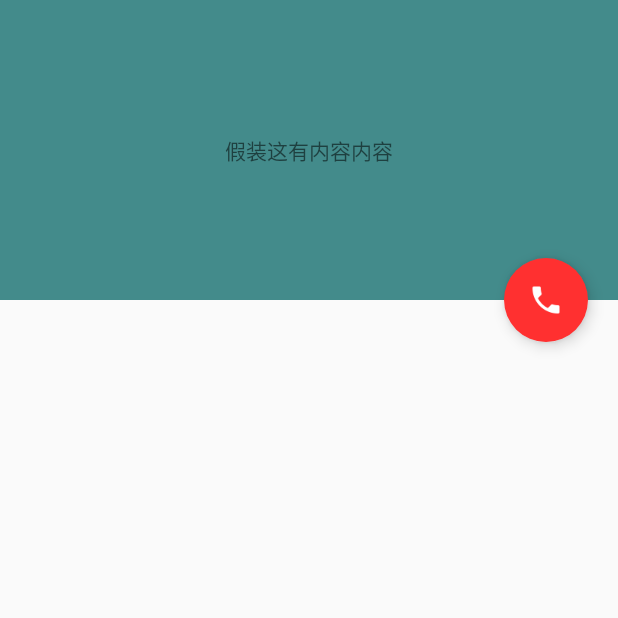
After one commit to AngleLong/NewMaterialDesign, an Android app: the FABActivity screen opened directly, with no data from a screen before it, on a phone screen of 412 x 824 dp, the top half of it. The commit adds this screen. Run offline under Robolectric (Android 15) with nearby library versions, the phone set to English and light mode, and no system bars.

Commit message:
'添加了关于FloatingActionBar的使用'

```diff
--- a/app/src/main/AndroidManifest.xml
+++ b/app/src/main/AndroidManifest.xml
@@ -26,7 +26,9 @@
         <activity android:name=".animation.TransitionManagerActivity" />
         <activity android:name=".animation.HandleViewActivity" />
         <activity android:name=".animation.SceneActivity" />
-        <activity android:name=".animation.SharedActivity"></activity>
+        <activity android:name=".animation.SharedActivity" />
+        <activity android:name=".fab.FABActivity" />
+        <activity android:name=".fab.FABAndRecyclerViewActivity"></activity>
     </application>
 
 </manifest>
--- /dev/null
+++ b/app/src/main/java/com/jinlong/newmaterialdesign/fab/FABActivity.java
@@ -0,0 +1,31 @@
+package com.jinlong.newmaterialdesign.fab;
+
+import android.support.design.widget.FloatingActionButton;
+import android.support.v7.app.AppCompatActivity;
+import android.os.Bundle;
+import android.view.View;
+
+import com.jinlong.newmaterialdesign.R;
+
+/**
+ * FAB的演示
+ */
+public class FABActivity extends AppCompatActivity {
+
+    @Override
+    protected void onCreate(Bundle savedInstanceState) {
+        super.onCreate(savedInstanceState);
+        setContentView(R.layout.activity_fab);
+
+        final FloatingActionButton fab = findViewById(R.id.lyj_showbut);
+        fab.post(new Runnable() {
+            @Override
+            public void run() {
+                fab.animate()
+                        .scaleX(1)
+                        .scaleY(1)
+                        .start();
+            }
+        });
+    }
+}
--- /dev/null
+++ b/app/src/main/res/layout/activity_fab.xml
@@ -0,0 +1,87 @@
+<?xml version="1.0" encoding="utf-8"?>
+<android.support.design.widget.CoordinatorLayout xmlns:android="http://schemas.android.com/apk/res/android"
+    xmlns:app="http://schemas.android.com/apk/res-auto"
+    android:layout_width="match_parent"
+    android:layout_height="match_parent">
+
+    <!--<android.support.design.widget.AppBarLayout-->
+    <!--android:id="@+id/appbar"-->
+    <!--android:layout_width="match_parent"-->
+    <!--android:layout_height="200dp"-->
+    <!--android:fitsSystemWindows="true"-->
+    <!--android:theme="@style/ThemeOverlay.AppCompat.Dark.ActionBar">-->
+
+    <!--<android.support.design.widget.CollapsingToolbarLayout-->
+    <!--android:id="@+id/collapsing_toolbar"-->
+    <!--android:layout_width="match_parent"-->
+    <!--android:layout_height="match_parent"-->
+    <!--android:fitsSystemWindows="true"-->
+    <!--app:contentScrim="?attr/colorPrimary"-->
+    <!--app:expandedTitleMarginEnd="64dp"-->
+    <!--app:expandedTitleMarginStart="48dp"-->
+    <!--app:layout_scrollFlags="scroll|exitUntilCollapsed">-->
+
+    <!--<android.support.v7.widget.Toolbar-->
+    <!--android:id="@+id/toolbar"-->
+    <!--android:layout_width="match_parent"-->
+    <!--android:layout_height="?attr/actionBarSize"-->
+    <!--app:layout_collapseMode="pin"-->
+    <!--app:popupTheme="@style/ThemeOverlay.AppCompat.Light" />-->
+
+    <!--<ImageView-->
+    <!--android:id="@+id/lyj_image"-->
+    <!--android:layout_width="match_parent"-->
+    <!--android:layout_height="200dp"-->
+    <!--android:fitsSystemWindows="true"-->
+    <!--android:scaleType="centerCrop"-->
+    <!--app:layout_collapseMode="parallax" />-->
+
+    <!--</android.support.design.widget.CollapsingToolbarLayout>-->
+
+    <!--</android.support.design.widget.AppBarLayout>-->
+
+
+    <!--<android.support.v4.widget.NestedScrollView-->
+    <!--android:layout_width="match_parent"-->
+    <!--android:layout_height="match_parent"-->
+    <!--android:fillViewport="true"-->
+    <!--app:layout_behavior="@string/appbar_scrolling_view_behavior">-->
+
+    <!--<TextView-->
+    <!--android:layout_width="wrap_content"-->
+    <!--android:layout_height="wrap_content"-->
+    <!--android:text="这是什么鬼这是什么鬼这是什么鬼这是什么鬼这是什么鬼这是什么鬼这是什么鬼这是什么鬼这是什么鬼这是什么鬼这是什么鬼这是什么鬼这是什么鬼这是什么鬼这是什么鬼这是什么鬼这是什么鬼这是什么鬼这是什么鬼这是什么鬼这是什么鬼这是什么鬼这是什么鬼这是什么鬼这是什么鬼这是什么鬼这是什么鬼这是什么鬼这是什么鬼这是什么鬼这是什么鬼这是什么鬼这是什么鬼这是什么鬼这是什么鬼这是什么鬼这是什么鬼这是什么鬼这是什么鬼这是什么鬼这是什么鬼这是什么鬼这是什么鬼这是什么鬼这是什么鬼这是什么鬼这是什么鬼这是什么鬼这是什么鬼这是什么鬼这是什么鬼这是什么鬼这是什么鬼这是什么鬼这是什么鬼这是什么鬼这是什么鬼这是什么鬼这是什么鬼这是什么鬼这是什么鬼这是什么鬼这是什么鬼这是什么鬼这是什么鬼这是什么鬼这是什么鬼这是什么鬼这是什么鬼这是什么鬼这是什么鬼这是什么鬼这是什么鬼这是什么鬼这是什么鬼这是什么鬼这是什么鬼这是什么鬼这是什么鬼这是什么鬼这是什么鬼这是什么鬼这是什么鬼这是什么鬼这是什么鬼这是什么鬼这是什么鬼这是什么鬼这是什么鬼这是什么鬼这是什么鬼这是什么鬼这是什么鬼这是什么鬼这是什么鬼这是什么鬼这是什么鬼这是什么鬼这是什么鬼这是什么鬼这是什么鬼这是什么鬼这是什么鬼这是什么鬼这是什么鬼这是什么鬼这是什么鬼这是什么鬼这是什么鬼这是什么鬼这是什么鬼这是什么鬼这是什么鬼这是什么鬼这是什么鬼这是什么鬼这是什么鬼这是什么鬼这是什么鬼这是什么鬼这是什么鬼这是什么鬼这是什么鬼这是什么鬼这是什么鬼这是什么鬼这是什么鬼这是什么鬼这是什么鬼这是什么鬼这是什么鬼这是什么鬼这是什么鬼这是什么鬼这是什么鬼这是什么鬼这是什么鬼这是什么鬼这是什么鬼这是什么鬼这是什么鬼这是什么鬼这是什么鬼这是什么鬼这是什么鬼这是什么鬼这是什么鬼这是什么鬼这是什么鬼这是什么鬼这是什么鬼这是什么鬼这是什么鬼这是什么鬼这是什么鬼这是什么鬼这是什么鬼这是什么鬼这是什么鬼这是什么鬼这是什么鬼这是什么鬼这是什么鬼这是什么鬼这是什么鬼这是什么鬼这是什么鬼这是什么鬼这是什么鬼这是什么鬼这是什么鬼这是什么鬼这是什么鬼这是什么鬼这是什么鬼这是什么鬼这是什么鬼这是什么鬼这是什么鬼这是什么鬼这是什么鬼这是什么鬼这是什么鬼这是什么鬼这是什么鬼这是什么鬼这是什么鬼这是什么鬼这是什么鬼这是什么鬼这是什么鬼这是什么鬼这是什么鬼这是什么鬼这是什么鬼这是什么鬼这是什么鬼这是什么鬼这是什么鬼这是什么鬼这是什么鬼这是什么鬼这是什么鬼这是什么鬼这是什么鬼这是什么鬼这是什么鬼这是什么鬼这是什么鬼这是什么鬼这是什么鬼这是什么鬼这是什么鬼这是什么鬼这是什么鬼这是什么鬼这是什么鬼这是什么鬼这是什么鬼这是什么鬼这是什么鬼这是什么鬼这是什么鬼这是什么鬼这是什么鬼这是什么鬼这是什么鬼这是什么鬼这是什么鬼这是什么鬼这是什么鬼这是什么鬼这是什么鬼这是什么鬼这是什么鬼这是什么鬼这是什么鬼这是什么鬼这是什么鬼这是什么鬼这是什么鬼这是什么鬼这是什么鬼这是什么鬼这是什么鬼这是什么鬼这是什么鬼这是什么鬼这是什么鬼这是什么鬼这是什么鬼这是什么鬼" />-->
+    <!--</android.support.v4.widget.NestedScrollView>-->
+
+
+    <LinearLayout
+        android:id="@+id/ll_top"
+        android:layout_width="match_parent"
+        android:layout_height="200dp"
+        android:background="#438b8b"
+        android:orientation="horizontal">
+
+        <TextView
+            android:gravity="center"
+            android:layout_width="match_parent"
+            android:layout_height="match_parent"
+            android:text="假装这有内容内容" />
+    </LinearLayout>
+
+    <android.support.design.widget.FloatingActionButton
+        android:id="@+id/lyj_showbut"
+        android:layout_width="wrap_content"
+        android:layout_height="wrap_content"
+        android:layout_marginRight="20dp"
+        android:src="@mipmap/ic_call_white_24dp"
+        app:backgroundTint="#FF3030"
+        app:borderWidth="0dp"
+        app:elevation="6dp"
+        android:scaleX="0"
+        android:scaleY="0"
+        app:fabSize="normal"
+        app:layout_anchor="@id/ll_top"
+        app:layout_anchorGravity="bottom|right"
+        app:pressedTranslationZ="120dp"
+        app:rippleColor="#00ff00" />
+</android.support.design.widget.CoordinatorLayout>
--- a/app/src/main/res/layout/activity_main.xml
+++ b/app/src/main/res/layout/activity_main.xml
@@ -64,6 +64,12 @@
                 android:layout_height="wrap_content"
                 android:onClick="animation"
                 android:text="animation的显示" />
+
+            <Button
+                android:layout_width="match_parent"
+                android:layout_height="wrap_content"
+                android:onClick="fab"
+                android:text="FloatingActionBar的显示" />
         </LinearLayout>
     </android.support.v4.widget.NestedScrollView>
 </android.support.design.widget.CoordinatorLayout>
--- a/app/src/main/res/transition/exit_animation.xml
+++ b/app/src/main/res/transition/exit_animation.xml
@@ -3,7 +3,6 @@
     android:duration="500">
 
     <slide android:slideEdge="bottom">
-
         <targets>
             <target android:targetId="@+id/viv_1" />
             <target android:targetId="@+id/viv_2" />
@@ -11,12 +10,10 @@
     </slide>
 
     <slide android:slideEdge="top">
-
         <targets>
             <target android:targetId="@+id/fl_top" />
             <target android:targetId="@+id/fab" />
         </targets>
     </slide>
 
-
 </transitionSet>
```
Also changed, not shown: app/src/main/java/com/jinlong/newmaterialdesign/MainActivity.java (+9 -0 lines), app/src/main/java/com/jinlong/newmaterialdesign/fab/FABAndRecyclerViewActivity.java (added, +18 -0 lines), app/src/main/res/layout/activity_faband_recycler_view.xml (added, +9 -0 lines).
